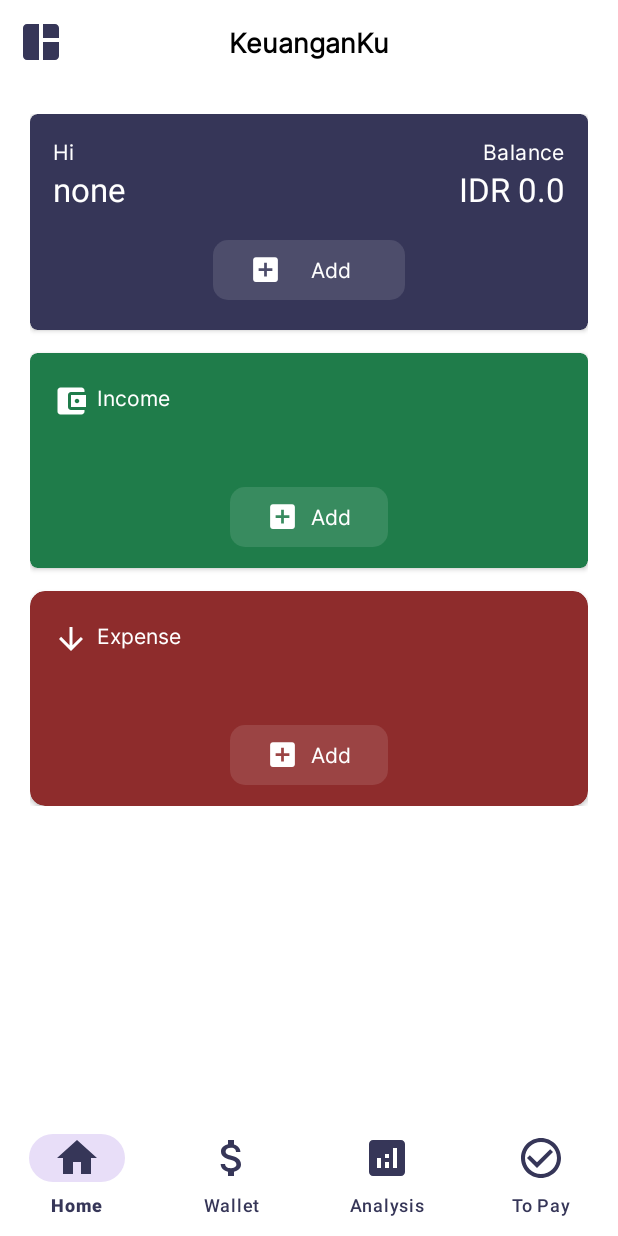
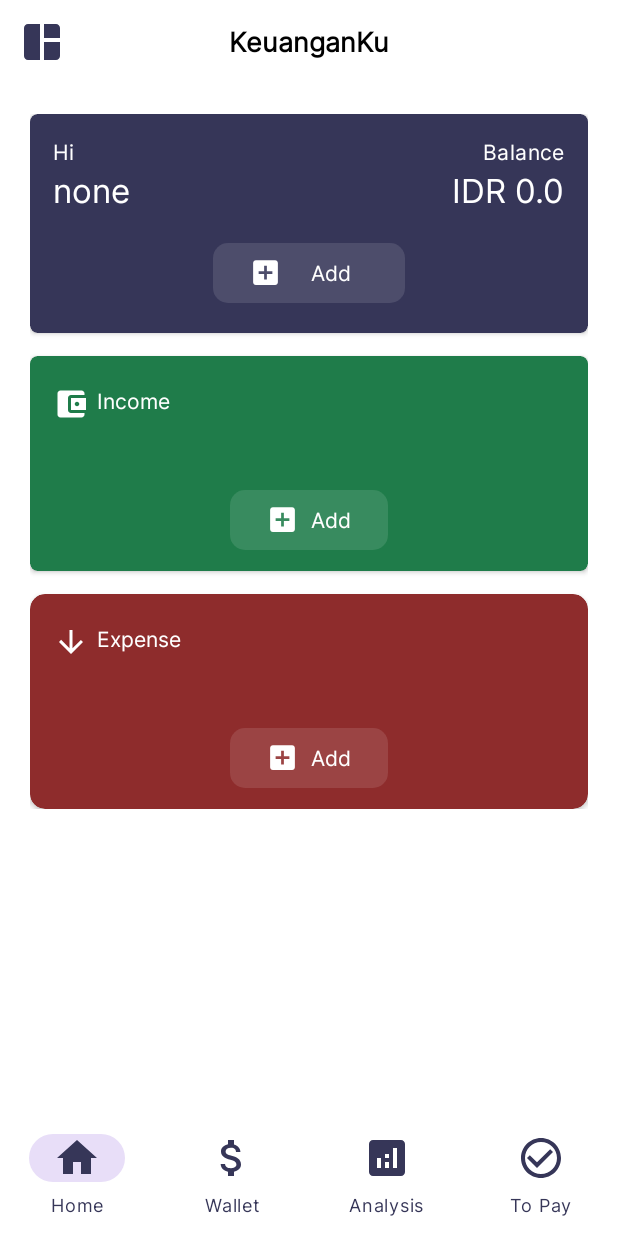
Before and after one commit to andrr64/KeuanganKu-Android, an Android app: the MainPage screen opened directly, with no data from a screen before it, on a phone screen of 412 x 824 dp. Run offline under Robolectric (Android 15) with nearby library versions, the phone set to English and light mode, and no system bars; our stand-ins replace Dagger/Hilt's generated code, Room's generated code, data binding.

Commit message:
Refactor AppBar and wallet form UI
-   Migrated `fragment_appbar.xml` from `ConstraintLayout` to `Toolbar` for better app bar implementation.
-   Adjusted the layout of the menu icon and the title in `fragment_appbar.xml`.
-   Adjusted the layout of the title in `fragment_child_appbar.xml`.
-   Removed unnecessary view binding in `WalletFormPage.kt`.
-   Adjusted the layout of title and description in `fragment_wallet_form_page.xml`.
-   Updated the main theme to have black status bar and use Inter as default font.

```diff
--- a/app/src/main/java/com/andreasoftware/keuanganku/ui/activity/main/page/WalletFormPage.kt
+++ b/app/src/main/java/com/andreasoftware/keuanganku/ui/activity/main/page/WalletFormPage.kt
@@ -8,7 +8,6 @@ import android.view.View
 import android.view.ViewGroup
 import androidx.fragment.app.viewModels
 import androidx.navigation.fragment.findNavController
-import com.andreasoftware.keuanganku.R
 import com.andreasoftware.keuanganku.data.model.WalletModel
 import com.andreasoftware.keuanganku.databinding.FragmentWalletFormPageBinding
 import com.andreasoftware.keuanganku.ui.common.AppSnackBar
--- a/app/src/main/res/layout/fragment_appbar.xml
+++ b/app/src/main/res/layout/fragment_appbar.xml
@@ -1,8 +1,7 @@
 <?xml version="1.0" encoding="utf-8"?>
-<layout xmlns:android="http://schemas.android.com/apk/res/android"
-    xmlns:app="http://schemas.android.com/apk/res-auto">
-
-    <androidx.constraintlayout.widget.ConstraintLayout
+<layout xmlns:android="http://schemas.android.com/apk/res/android">
+    <androidx.appcompat.widget.Toolbar
+        android:id="@+id/toolbar"
         android:layout_width="match_parent"
         android:layout_height="?android:attr/actionBarSize"
         android:background="@color/white"
@@ -14,13 +13,12 @@
             android:layout_width="wrap_content"
             android:layout_height="wrap_content"
             android:src="@drawable/ic_menu"
-            app:layout_constraintBottom_toBottomOf="parent"
-            app:layout_constraintStart_toStartOf="parent"
-            app:layout_constraintTop_toTopOf="parent" />
+            android:layout_gravity="start"
+            android:contentDescription="Drawer Icon" />
 
         <TextView
             android:id="@+id/appBarTitle"
-            android:layout_width="0dp"
+            android:layout_width="wrap_content"
             android:layout_height="wrap_content"
             android:fontFamily="@font/inter"
             android:gravity="center"
@@ -28,9 +26,7 @@
             android:textColor="@color/black"
             android:textFontWeight="600"
             android:textSize="18sp"
-            app:layout_constraintBottom_toBottomOf="parent"
-            app:layout_constraintEnd_toEndOf="parent"
-            app:layout_constraintStart_toStartOf="parent"
-            app:layout_constraintTop_toTopOf="parent" />
-    </androidx.constraintlayout.widget.ConstraintLayout>
+            android:layout_gravity="center"
+            android:layout_marginStart="16dp" />
+    </androidx.appcompat.widget.Toolbar>
 </layout>
--- a/app/src/main/res/layout/fragment_child_appbar.xml
+++ b/app/src/main/res/layout/fragment_child_appbar.xml
@@ -23,7 +23,7 @@
         android:layout_height="wrap_content"
         android:layout_marginStart="8dp"
         android:fontFamily="@font/inter"
-        android:text="Title"
+        android:text="@string/empty"
         android:textColor="@color/dark_gray"
         android:textSize="20sp"
         app:layout_constraintBottom_toBottomOf="parent"
--- a/app/src/main/res/layout/fragment_wallet_form_page.xml
+++ b/app/src/main/res/layout/fragment_wallet_form_page.xml
@@ -26,15 +26,14 @@
             <TextView
                 android:layout_width="wrap_content"
                 android:layout_height="match_parent"
-                android:fontFamily="@font/inter"
                 android:text="@string/wallet_form"
+                android:textColor="@color/dark_gray"
                 android:textFontWeight="600"
                 android:textSize="18sp" />
 
             <TextView
                 android:layout_width="wrap_content"
                 android:layout_height="match_parent"
-                android:fontFamily="@font/inter"
                 android:text="@string/wallet_form_desc"
                 android:textSize="12sp" />
 
--- a/app/src/main/res/values/themes.xml
+++ b/app/src/main/res/values/themes.xml
@@ -3,7 +3,8 @@
     <style name="Base.Theme.KeuanganKu" parent="Theme.Material3.DayNight.NoActionBar">
         <!-- Customize your light theme here. -->
         <!-- <item name="colorPrimary">@color/my_light_primary</item> -->
+        <item name="android:statusBarColor">@color/black</item>
+        <item name="fontFamily">@font/inter</item>
     </style>
-
     <style name="Theme.KeuanganKu" parent="Base.Theme.KeuanganKu" />
 </resources>
```
